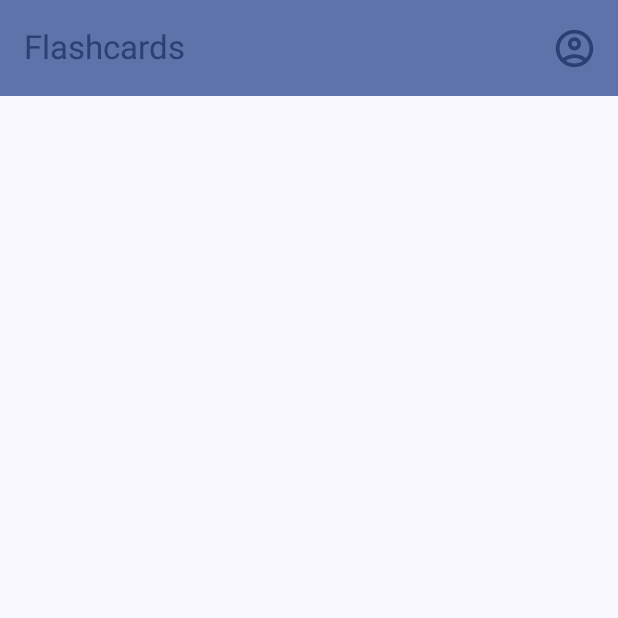
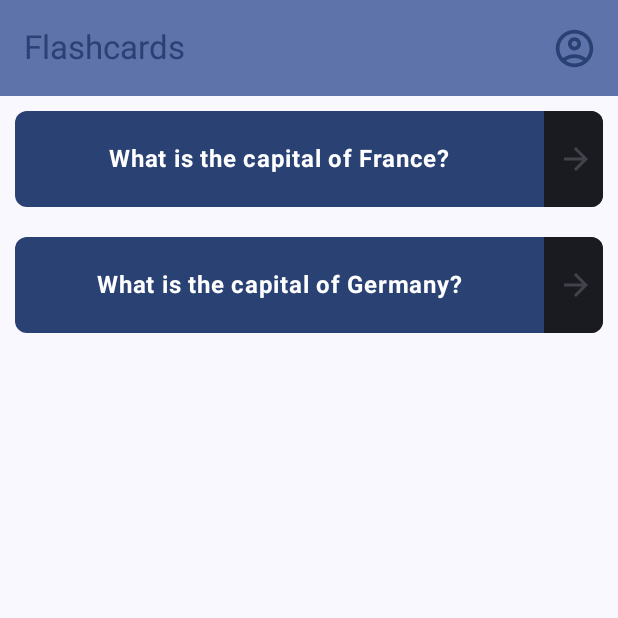
Before and after one commit to AmaurysM/FlashQuizzer, an Android app built with Jetpack Compose: the view_flashcards screen opened through its navigation route, on a phone screen of 412 x 824 dp, the top half of it. Run offline under Robolectric (Android 15) with nearby library versions, the phone set to English and light mode, and no system bars; our stand-ins replace livedata-compose.

Commit message:
Created simple flashcards that flip (not animated) when side is clicked.

```diff
--- /dev/null
+++ b/app/src/main/java/com/example/flashquizzer/model/Flashcard.kt
@@ -0,0 +1,3 @@
+package com.example.flashquizzer.model
+
+data class Flashcard ( val front: String, val back: String,var currentSide: String = front )
--- a/app/src/main/java/com/example/flashquizzer/ui/viewflashcards/ViewFlashcardsView.kt
+++ b/app/src/main/java/com/example/flashquizzer/ui/viewflashcards/ViewFlashcardsView.kt
@@ -1,16 +1,89 @@
 package com.example.flashquizzer.ui.viewflashcards
 
+import android.util.Log
+import androidx.compose.foundation.background
+import androidx.compose.foundation.clickable
+import androidx.compose.foundation.gestures.Orientation
+import androidx.compose.foundation.gestures.scrollable
+import androidx.compose.foundation.layout.Arrangement
+import androidx.compose.foundation.layout.Box
+import androidx.compose.foundation.layout.Column
+import androidx.compose.foundation.layout.Row
+import androidx.compose.foundation.layout.fillMaxHeight
+import androidx.compose.foundation.layout.fillMaxSize
+import androidx.compose.foundation.layout.fillMaxWidth
+import androidx.compose.foundation.layout.padding
+import androidx.compose.foundation.rememberScrollState
+import androidx.compose.material.icons.Icons
+import androidx.compose.material.icons.filled.ArrowForward
+import androidx.compose.material3.Icon
+import androidx.compose.material3.MaterialTheme
+import androidx.compose.material3.Text
 import androidx.compose.runtime.Composable
+import androidx.compose.runtime.mutableStateOf
+import androidx.compose.runtime.remember
+import androidx.compose.ui.Alignment
 import androidx.compose.ui.Modifier
+import androidx.compose.ui.draw.clip
+import androidx.compose.ui.graphics.Color
+import androidx.compose.ui.text.font.FontWeight
+import androidx.compose.ui.tooling.preview.Preview
+import androidx.compose.ui.unit.dp
 import androidx.lifecycle.viewmodel.compose.viewModel
 import androidx.navigation.NavHostController
+import androidx.navigation.compose.rememberNavController
 
-
+@Preview(showBackground = true)
 @Composable
 fun ViewFlashcardsView(
-    navController: NavHostController,
-    modifier: Modifier,
+    navController: NavHostController = rememberNavController(),
+    modifier: Modifier = Modifier,
     viewModel: ViewFlashcardsViewmodel = viewModel()
 ) {
-
+    Column(
+        modifier = Modifier.fillMaxSize()
+            .scrollable(rememberScrollState(), orientation = Orientation.Vertical)
+            .background(MaterialTheme.colorScheme.background)
+        , horizontalAlignment = Alignment.CenterHorizontally
+    ){
+        viewModel.getFlashcards().forEach {
+            var currentSide = remember{ mutableStateOf(it.front) }
+            Row(
+                modifier = Modifier.fillMaxWidth()
+                    .padding(10.dp)
+                    .clip(MaterialTheme.shapes.small)
+                    .background(MaterialTheme.colorScheme.primary)
+                , verticalAlignment = Alignment.CenterVertically
+                , horizontalArrangement = Arrangement.Center
+            ){
+                Box(
+                    modifier = Modifier.weight(.9f)
+                        .padding(20.dp)
+                    , contentAlignment = Alignment.Center
+                ){
+                    Text(text = currentSide.value
+                        , style = MaterialTheme.typography.bodyLarge
+                        , fontWeight = FontWeight.Bold
+                        , color = MaterialTheme.colorScheme.onPrimary)
+                }
+                Box(
+                    modifier = Modifier.weight(.1f)
+                        .background(MaterialTheme.colorScheme.onSurface)
+                        .padding(vertical = 20.dp)
+                        .clickable{
+                                viewModel.flipCard(it, currentSide);
+                                Log.d("flip card", "clicked")
+                            }
+                    , contentAlignment = Alignment.CenterEnd
+                ){
+                    Icon(
+                        imageVector = Icons.Default.ArrowForward
+                        , contentDescription = "arrow forward"
+                        , tint = MaterialTheme.colorScheme.onSurfaceVariant
+                        , modifier = Modifier.padding(end = 6.dp)
+                    )
+                }
+            }
+        }
+    }
 }
--- a/app/src/main/java/com/example/flashquizzer/ui/viewflashcards/ViewFlashcardsViewmodel.kt
+++ b/app/src/main/java/com/example/flashquizzer/ui/viewflashcards/ViewFlashcardsViewmodel.kt
@@ -1,5 +1,28 @@
 package com.example.flashquizzer.ui.viewflashcards
 
+import androidx.compose.runtime.MutableState
 import androidx.lifecycle.ViewModel
+import com.example.flashquizzer.model.Flashcard
 
-class ViewFlashcardsViewmodel : ViewModel() {}
+class ViewFlashcardsViewmodel : ViewModel() {
+    fun getFlashcards(): List<Flashcard> {
+        // TODO: Implement getting flashcards from firebase
+        return listOf(
+            Flashcard("What is the capital of France?", "Paris")
+            , Flashcard("What is the capital of Germany?", "Berlin")
+        )
+    }
+
+    fun flipCard(it: Flashcard, currentSide: MutableState<String>) {
+        if (currentSide.value == it.front) {
+            currentSide.value = it.back
+        } else {
+            currentSide.value = it.front
+        }
+        /*if (it.currentSide == it.front) {
+            it.currentSide = it.back
+        } else {
+            it.currentSide = it.front
+        }*/
+    }
+}
```
